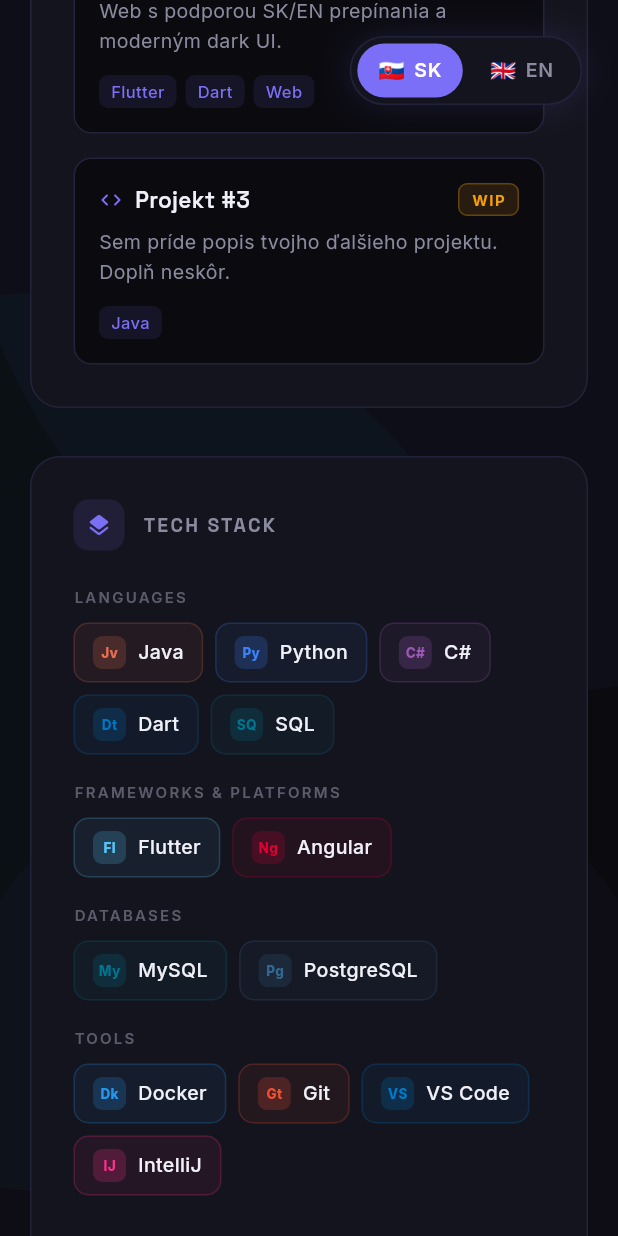
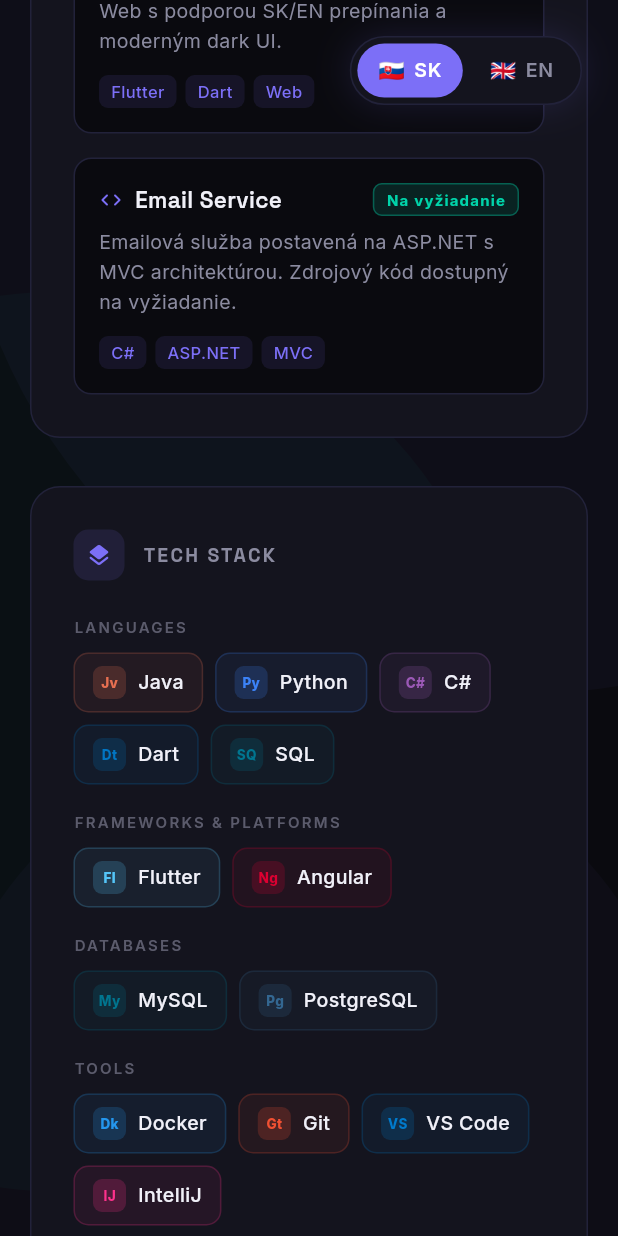
Before and after one commit to Artyfak/CV_Web_App, a Flutter app: the screen it shows after launch, scrolled down 1152 dp, on a phone screen of 412 x 824 dp. Run offline on Flutter 3.47's test engine with Material 3 defaults, Android fonts, the phone set to English and light mode, and no system bars; our stand-ins replace google_fonts.

Commit message:
Add Email Service project (C#, ASP.NET, MVC) with on-request badge
Co-Authored-By: Claude Sonnet 4.6 <noreply@anthropic.com>

```diff
--- a/lib/cv_data.dart
+++ b/lib/cv_data.dart
@@ -116,6 +116,7 @@ class ProjectItem {
   final List<String> tags;
   final String? githubUrl;
   final bool wip;
+  final bool onRequest;
 
   const ProjectItem({
     required this.name,
@@ -123,6 +124,7 @@ class ProjectItem {
     required this.tags,
     this.githubUrl,
     this.wip = false,
+    this.onRequest = false,
   });
 }
 
@@ -157,10 +159,10 @@ const sharedProjects = [
     githubUrl: 'https://github.com/Artyfak',
   ),
   ProjectItem(
-    name: 'Projekt #3',
-    description: 'Sem príde popis tvojho ďalšieho projektu. Doplň neskôr.',
-    tags: ['Java'],
-    wip: true,
+    name: 'Email Service',
+    description: 'Emailová služba postavená na ASP.NET s MVC architektúrou. Zdrojový kód dostupný na vyžiadanie.',
+    tags: ['C#', 'ASP.NET', 'MVC'],
+    onRequest: true,
   ),
 ];
 
@@ -178,10 +180,10 @@ const sharedProjectsEN = [
     githubUrl: 'https://github.com/Artyfak',
   ),
   ProjectItem(
-    name: 'Project #3',
-    description: 'Description of your next project goes here. Fill in later.',
-    tags: ['Java'],
-    wip: true,
+    name: 'Email Service',
+    description: 'Email service built on ASP.NET with MVC architecture. Source code available upon request.',
+    tags: ['C#', 'ASP.NET', 'MVC'],
+    onRequest: true,
   ),
 ];
 
--- a/lib/cv_page.dart
+++ b/lib/cv_page.dart
@@ -1154,6 +1154,26 @@ class _ProjectCardState extends State<_ProjectCard> {
     html.window.open(url, '_blank');
   }
 
+  Widget _badge(String label, Color color) {
+    return Container(
+      padding: const EdgeInsets.symmetric(horizontal: 8, vertical: 3),
+      decoration: BoxDecoration(
+        color: color.withOpacity(0.12),
+        borderRadius: BorderRadius.circular(6),
+        border: Border.all(color: color.withOpacity(0.35)),
+      ),
+      child: Text(
+        label,
+        style: GoogleFonts.inter(
+          fontSize: 10,
+          fontWeight: FontWeight.w700,
+          color: color,
+          letterSpacing: 0.8,
+        ),
+      ),
+    );
+  }
+
   @override
   Widget build(BuildContext context) {
     final clickable = widget.item.githubUrl != null;
@@ -1199,23 +1219,9 @@ class _ProjectCardState extends State<_ProjectCard> {
                     ),
                   ),
                   if (widget.item.wip)
-                    Container(
-                      padding: const EdgeInsets.symmetric(horizontal: 8, vertical: 3),
-                      decoration: BoxDecoration(
-                        color: const Color(0xFFF59E0B).withOpacity(0.12),
-                        borderRadius: BorderRadius.circular(6),
-                        border: Border.all(color: const Color(0xFFF59E0B).withOpacity(0.3)),
-                      ),
-                      child: Text(
-                        'WIP',
-                        style: GoogleFonts.inter(
-                          fontSize: 10,
-                          fontWeight: FontWeight.w700,
-                          color: const Color(0xFFF59E0B),
-                          letterSpacing: 1,
-                        ),
-                      ),
-                    )
+                    _badge('WIP', const Color(0xFFF59E0B))
+                  else if (widget.item.onRequest)
+                    _badge('Na vyžiadanie', const Color(0xFF00D4AA))
                   else if (widget.item.githubUrl != null)
                     Icon(Icons.open_in_new_rounded, size: 16, color: _textSecondary),
                 ],
```
